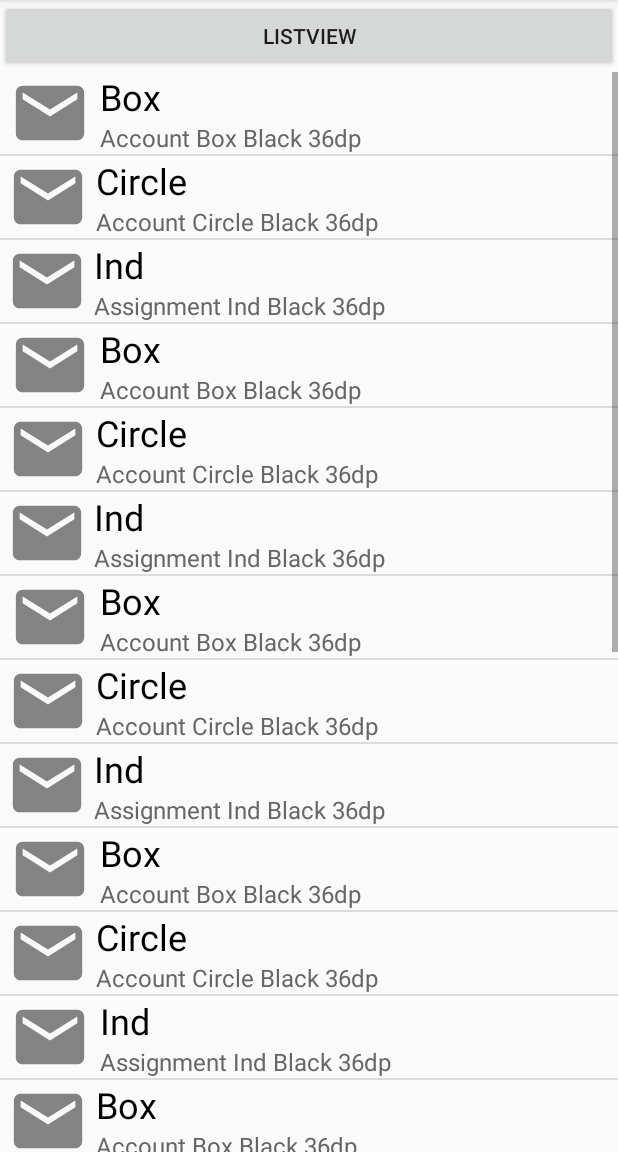
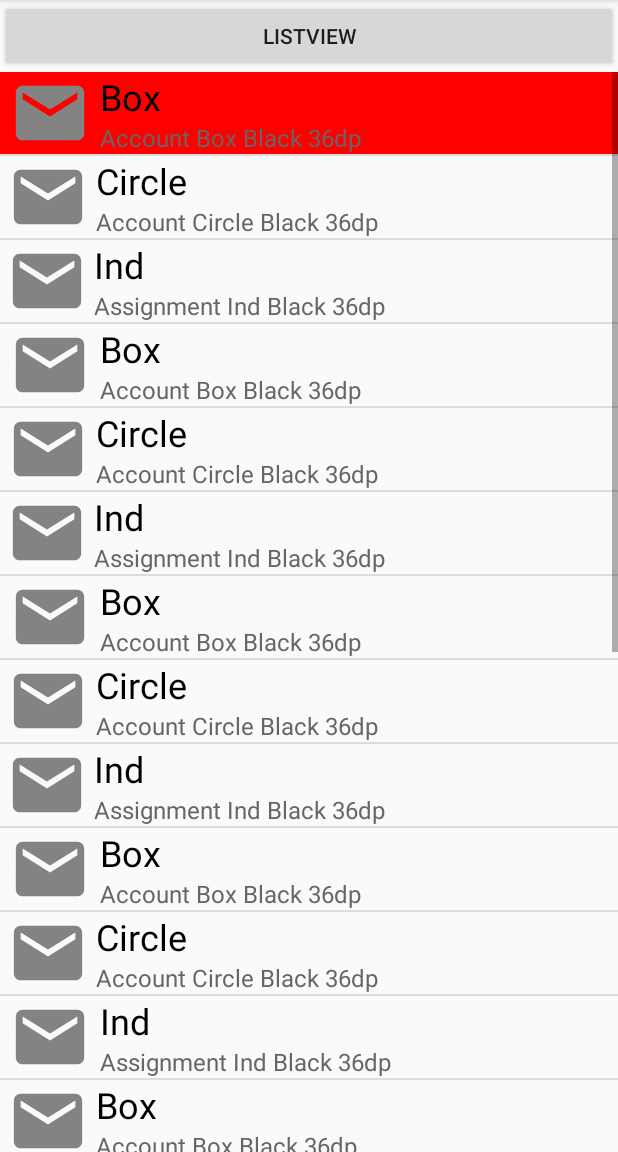
Before and after one commit to leeminyong/simpleapp, an Android app: the ListViewActivity screen opened directly, with no data from a screen before it, after a tap on "Box", on a phone screen of 412 x 824 dp, the part 84-1236 px from its top. Run offline under Robolectric (Android 15) with nearby library versions, the phone set to English and light mode, and no system bars.

Commit message:
클릭 이벤트 적용

```diff
--- a/app/src/main/java/com/aiden/andmodule/activity/ListViewActivity.java
+++ b/app/src/main/java/com/aiden/andmodule/activity/ListViewActivity.java
@@ -3,6 +3,7 @@ package com.aiden.andmodule.activity;
 import androidx.appcompat.app.AppCompatActivity;
 import androidx.core.content.ContextCompat;
 
+import android.graphics.Color;
 import android.graphics.drawable.Drawable;
 import android.os.Bundle;
 import android.view.View;
@@ -66,6 +67,7 @@ public class ListViewActivity extends AppCompatActivity {
                 String titleStr = item.getTitle() ;
                 String descStr = item.getDesc() ;
                 Drawable iconDrawable = item.getIcon() ;
+                v.setBackgroundColor(Color.RED);
 
                 // TODO : use item data.
             }
```
